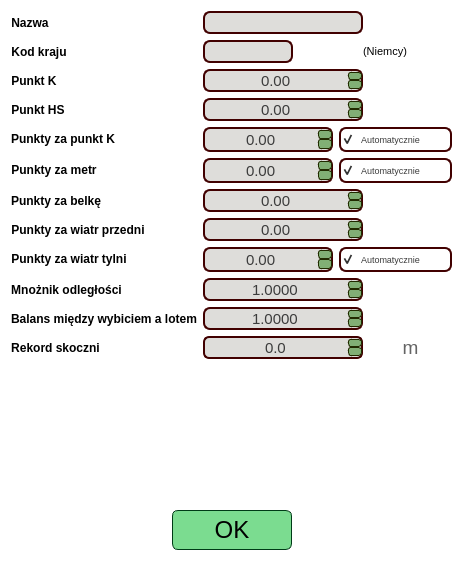
First picture: the form in source/UI/EditorWidgets/HillEditorWidget.ui, repository SiekamCebule/sj-sim, before the edit.
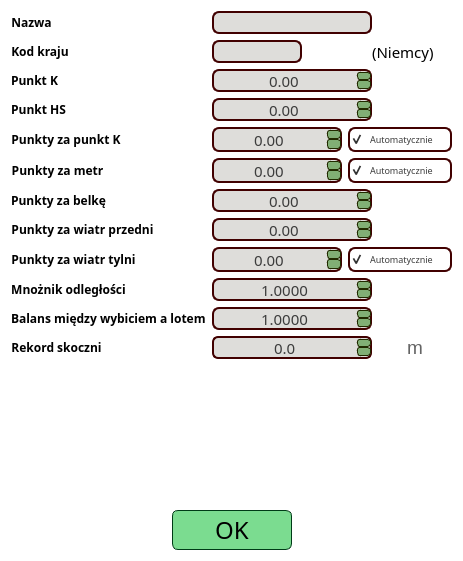
Second picture: the form after the edit.

What changed in the file:
```diff
--- a/source/UI/EditorWidgets/HillEditorWidget.ui
+++ b/source/UI/EditorWidgets/HillEditorWidget.ui
@@ -34,7 +34,7 @@
         <widget class="QLabel" name="label_name">
          <property name="font">
           <font>
-           <family>Segoe UI</family>
+           <family>Quicksand</family>
            <pointsize>9</pointsize>
            <bold>true</bold>
           </font>
@@ -69,6 +69,7 @@
          </property>
          <property name="font">
           <font>
+           <family>Quicksand Medium</family>
            <pointsize>11</pointsize>
           </font>
          </property>
@@ -99,7 +100,7 @@
         <widget class="QLabel" name="label_countryCode">
          <property name="font">
           <font>
-           <family>Segoe UI</family>
+           <family>Quicksand</family>
            <pointsize>9</pointsize>
            <bold>true</bold>
           </font>
@@ -139,6 +140,7 @@
            </property>
            <property name="font">
             <font>
+             <family>Quicksand Medium</family>
              <pointsize>11</pointsize>
             </font>
            </property>
@@ -223,7 +225,8 @@
           <widget class="QLabel" name="label_countryName">
            <property name="font">
             <font>
-             <pointsize>8</pointsize>
+             <family>Quicksand Medium</family>
+             <pointsize>11</pointsize>
             </font>
            </property>
            <property name="text">
@@ -237,7 +240,7 @@
         <widget class="QLabel" name="label">
          <property name="font">
           <font>
-           <family>Segoe UI</family>
+           <family>Quicksand</family>
            <pointsize>9</pointsize>
            <bold>true</bold>
           </font>
@@ -272,6 +275,7 @@
          </property>
          <property name="font">
           <font>
+           <family>Quicksand Medium</family>
            <pointsize>11</pointsize>
           </font>
          </property>
@@ -311,7 +315,7 @@
         <widget class="QLabel" name="label_2">
          <property name="font">
           <font>
-           <family>Segoe UI</family>
+           <family>Quicksand</family>
            <pointsize>9</pointsize>
            <bold>true</bold>
           </font>
@@ -346,6 +350,7 @@
          </property>
          <property name="font">
           <font>
+           <family>Quicksand Medium</family>
            <pointsize>11</pointsize>
           </font>
          </property>
@@ -385,7 +390,7 @@
         <widget class="QLabel" name="label_6">
          <property name="font">
           <font>
-           <family>Segoe UI</family>
+           <family>Quicksand</family>
            <pointsize>9</pointsize>
            <bold>true</bold>
           </font>
@@ -422,6 +427,7 @@
            </property>
            <property name="font">
             <font>
+             <family>Quicksand Medium</family>
              <pointsize>11</pointsize>
             </font>
            </property>
@@ -482,6 +488,7 @@
            </property>
            <property name="font">
             <font>
+             <family>Quicksand Medium</family>
              <pointsize>7</pointsize>
             </font>
            </property>
@@ -507,7 +514,7 @@
         <widget class="QLabel" name="label_7">
          <property name="font">
           <font>
-           <family>Segoe UI</family>
+           <family>Quicksand</family>
            <pointsize>9</pointsize>
            <bold>true</bold>
           </font>
@@ -544,6 +551,7 @@
            </property>
            <property name="font">
             <font>
+             <family>Quicksand Medium</family>
              <pointsize>11</pointsize>
             </font>
            </property>
@@ -607,6 +615,7 @@
            </property>
            <property name="font">
             <font>
+             <family>Quicksand Medium</family>
              <pointsize>7</pointsize>
             </font>
            </property>
@@ -632,7 +641,7 @@
         <widget class="QLabel" name="label_3">
          <property name="font">
           <font>
-           <family>Segoe UI</family>
+           <family>Quicksand</family>
            <pointsize>9</pointsize>
            <bold>true</bold>
           </font>
@@ -667,6 +676,7 @@
          </property>
          <property name="font">
           <font>
+           <family>Quicksand Medium</family>
            <pointsize>11</pointsize>
           </font>
          </property>
@@ -709,7 +719,7 @@
         <widget class="QLabel" name="label_4">
          <property name="font">
           <font>
-           <family>Segoe UI</family>
+           <family>Quicksand</family>
            <pointsize>9</pointsize>
            <bold>true</bold>
           </font>
@@ -744,6 +754,7 @@
          </property>
          <property name="font">
           <font>
+           <family>Quicksand Medium</family>
            <pointsize>11</pointsize>
           </font>
          </property>
@@ -786,7 +797,7 @@
         <widget class="QLabel" name="label_5">
          <property name="font">
           <font>
-           <family>Segoe UI</family>
+           <family>Quicksand</family>
            <pointsize>9</pointsize>
            <bold>true</bold>
           </font>
@@ -823,6 +834,7 @@
            </property>
            <property name="font">
             <font>
+             <family>Quicksand Medium</family>
              <pointsize>11</pointsize>
             </font>
            </property>
@@ -886,6 +898,7 @@
            </property>
            <property name="font">
             <font>
+             <family>Quicksand Medium</family>
              <pointsize>7</pointsize>
             </font>
            </property>
@@ -911,7 +924,7 @@
         <widget class="QLabel" name="label_9">
          <property name="font">
           <font>
-           <family>Segoe UI</family>
+           <family>Quicksand</family>
            <pointsize>9</pointsize>
            <bold>true</bold>
           </font>
@@ -946,6 +959,7 @@
          </property>
          <property name="font">
           <font>
+           <family>Quicksand Medium</family>
            <pointsize>11</pointsize>
           </font>
          </property>
@@ -994,7 +1008,7 @@
         <widget class="QLabel" name="label_10">
          <property name="font">
           <font>
-           <family>Segoe UI</family>
+           <family>Quicksand</family>
            <pointsize>9</pointsize>
            <bold>true</bold>
           </font>
@@ -1029,6 +1043,7 @@
          </property>
          <property name="font">
           <font>
+           <family>Quicksand Medium</family>
            <pointsize>11</pointsize>
           </font>
          </property>
@@ -1077,7 +1092,7 @@
         <widget class="QLabel" name="label_8">
          <property name="font">
           <font>
-           <family>Segoe UI</family>
+           <family>Quicksand</family>
            <pointsize>9</pointsize>
            <bold>true</bold>
           </font>
@@ -1114,6 +1129,7 @@
            </property>
            <property name="font">
             <font>
+             <family>Quicksand Medium</family>
              <pointsize>11</pointsize>
             </font>
            </property>
@@ -1266,6 +1282,7 @@
          </property>
          <property name="font">
           <font>
+           <family>Quicksand Medium</family>
            <pointsize>18</pointsize>
           </font>
          </property>
```
